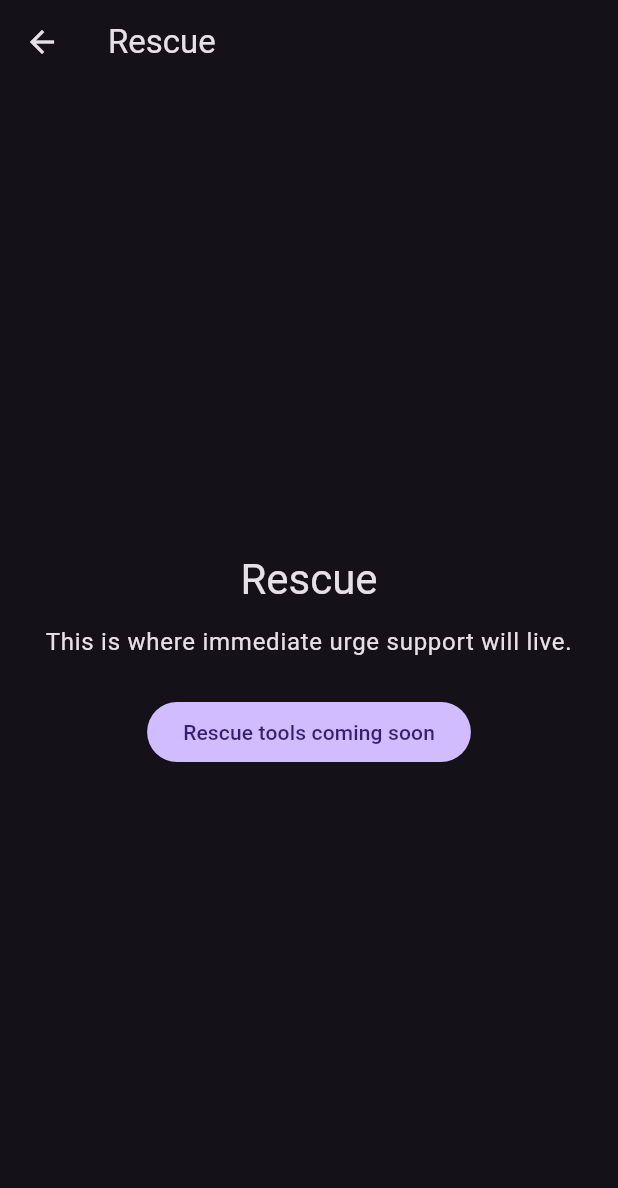
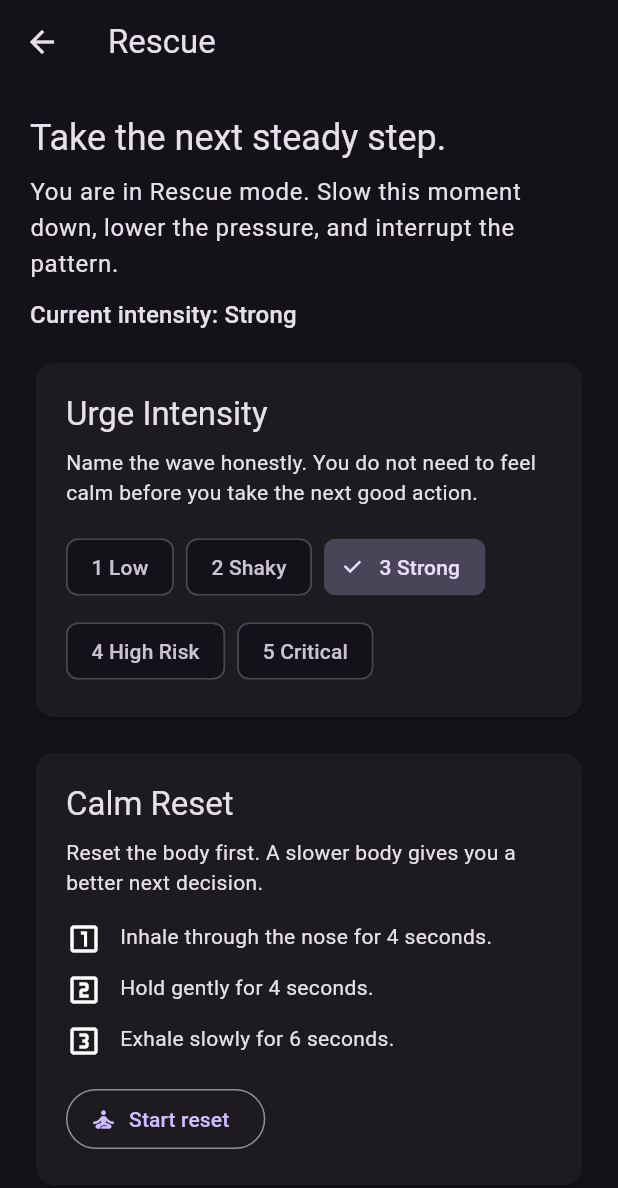
Before and after one commit to lindsey-wells/breakwave, a Flutter app: the RescueScreen screen opened directly, on a phone screen of 412 x 824 dp. Shown: the top 1188 px of the screen. Run offline on Flutter 3.47's test engine with Material 3 defaults, Android fonts, the light colour scheme and no system bars.

Commit message:
BW-03 build rescue foundation with intensity, reset, redirects, completion, and escalation

```diff
--- a/lib/features/rescue/presentation/rescue_screen.dart
+++ b/lib/features/rescue/presentation/rescue_screen.dart
@@ -2,14 +2,50 @@
 // Cube23 Collaboration Header
 // Project: BreakWave
 // File: rescue_screen.dart
-// Purpose: First-pass rescue screen placeholder for BreakWave.
-// Notes: Shell-first deterministic scaffold for BW-02.
+// Purpose: BW-03 rescue foundation screen for BreakWave.
+// Notes: Neutral rescue flow scaffold for BW-03.
 // ------------------------------------------------------------
 
 import 'package:flutter/material.dart';
 
-class RescueScreen extends StatelessWidget {
+import 'widgets/calm_reset_card.dart';
+import 'widgets/redirect_actions_card.dart';
+import 'widgets/support_escalation_card.dart';
+import 'widgets/urge_intensity_section.dart';
+import 'widgets/wave_completion_card.dart';
+
+class RescueScreen extends StatefulWidget {
   const RescueScreen({super.key});
+
+  @override
+  State<RescueScreen> createState() => _RescueScreenState();
+}
+
+class _RescueScreenState extends State<RescueScreen> {
+  int _selectedIntensity = 3;
+
+  void _setIntensity(int value) {
+    setState(() {
+      _selectedIntensity = value;
+    });
+  }
+
+  String get _intensityLabel {
+    switch (_selectedIntensity) {
+      case 1:
+        return 'Low';
+      case 2:
+        return 'Shaky';
+      case 3:
+        return 'Strong';
+      case 4:
+        return 'High Risk';
+      case 5:
+        return 'Critical';
+      default:
+        return 'Strong';
+    }
+  }
 
   @override
   Widget build(BuildContext context) {
@@ -17,31 +53,44 @@ class RescueScreen extends StatelessWidget {
       appBar: AppBar(
         title: const Text('Rescue'),
       ),
-      body: Center(
-        child: Padding(
-          padding: const EdgeInsets.all(24),
+      body: SafeArea(
+        child: SingleChildScrollView(
+          padding: const EdgeInsets.all(20),
+          child: Center(
             child: ConstrainedBox(
-            constraints: const BoxConstraints(maxWidth: 520),
+              constraints: const BoxConstraints(maxWidth: 720),
               child: Column(
-              mainAxisAlignment: MainAxisAlignment.center,
+                crossAxisAlignment: CrossAxisAlignment.stretch,
                 children: <Widget>[
                   Text(
-                  'Rescue',
-                  style: Theme.of(context).textTheme.headlineMedium,
-                  textAlign: TextAlign.center,
+                    'Take the next steady step.',
+                    style: Theme.of(context).textTheme.headlineSmall,
                   ),
-                const SizedBox(height: 12),
+                  const SizedBox(height: 8),
                   Text(
-                  'This is where immediate urge support will live.',
+                    'You are in Rescue mode. Slow this moment down, lower the pressure, and interrupt the pattern.',
                     style: Theme.of(context).textTheme.bodyLarge,
-                  textAlign: TextAlign.center,
                   ),
-                const SizedBox(height: 24),
-                FilledButton(
-                  onPressed: () {},
-                  child: const Text('Rescue tools coming soon'),
+                  const SizedBox(height: 10),
+                  Text(
+                    'Current intensity: $_intensityLabel',
+                    style: Theme.of(context).textTheme.titleMedium,
                   ),
+                  const SizedBox(height: 16),
+                  UrgeIntensitySection(
+                    selectedIntensity: _selectedIntensity,
+                    onSelected: _setIntensity,
+                  ),
+                  const SizedBox(height: 16),
+                  const CalmResetCard(),
+                  const SizedBox(height: 16),
+                  const RedirectActionsCard(),
+                  const SizedBox(height: 16),
+                  const WaveCompletionCard(),
+                  const SizedBox(height: 16),
+                  const SupportEscalationCard(),
                 ],
+              ),
             ),
           ),
         ),
--- /dev/null
+++ b/lib/features/rescue/presentation/widgets/calm_reset_card.dart
@@ -0,0 +1,81 @@
+// ------------------------------------------------------------
+// Cube23 Collaboration Header
+// Project: BreakWave
+// File: calm_reset_card.dart
+// Purpose: Calm reset guidance card for the BW-03 rescue flow.
+// Notes: Neutral rescue flow scaffold for BW-03.
+// ------------------------------------------------------------
+
+import 'package:flutter/material.dart';
+
+class CalmResetCard extends StatelessWidget {
+  const CalmResetCard({super.key});
+
+  @override
+  Widget build(BuildContext context) {
+    return Card(
+      child: Padding(
+        padding: const EdgeInsets.all(20),
+        child: Column(
+          crossAxisAlignment: CrossAxisAlignment.start,
+          children: <Widget>[
+            Text(
+              'Calm Reset',
+              style: Theme.of(context).textTheme.titleLarge,
+            ),
+            const SizedBox(height: 8),
+            Text(
+              'Reset the body first. A slower body gives you a better next decision.',
+              style: Theme.of(context).textTheme.bodyMedium,
+            ),
+            const SizedBox(height: 16),
+            const _StepRow(
+              icon: Icons.looks_one_outlined,
+              text: 'Inhale through the nose for 4 seconds.',
+            ),
+            const SizedBox(height: 10),
+            const _StepRow(
+              icon: Icons.looks_two_outlined,
+              text: 'Hold gently for 4 seconds.',
+            ),
+            const SizedBox(height: 10),
+            const _StepRow(
+              icon: Icons.looks_3_outlined,
+              text: 'Exhale slowly for 6 seconds.',
+            ),
+            const SizedBox(height: 16),
+            OutlinedButton.icon(
+              onPressed: () {},
+              icon: const Icon(Icons.self_improvement_outlined),
+              label: const Text('Start reset'),
+            ),
+          ],
+        ),
+      ),
+    );
+  }
+}
+
+class _StepRow extends StatelessWidget {
+  final IconData icon;
+  final String text;
+
+  const _StepRow({
+    required this.icon,
+    required this.text,
+  });
+
+  @override
+  Widget build(BuildContext context) {
+    return Row(
+      crossAxisAlignment: CrossAxisAlignment.start,
+      children: <Widget>[
+        Icon(icon),
+        const SizedBox(width: 12),
+        Expanded(
+          child: Text(text),
+        ),
+      ],
+    );
+  }
+}
--- /dev/null
+++ b/lib/features/rescue/presentation/widgets/redirect_actions_card.dart
@@ -0,0 +1,68 @@
+// ------------------------------------------------------------
+// Cube23 Collaboration Header
+// Project: BreakWave
+// File: redirect_actions_card.dart
+// Purpose: Fast redirect actions card for the BW-03 rescue flow.
+// Notes: Neutral rescue flow scaffold for BW-03.
+// ------------------------------------------------------------
+
+import 'package:flutter/material.dart';
+
+class RedirectActionsCard extends StatelessWidget {
+  const RedirectActionsCard({super.key});
+
+  @override
+  Widget build(BuildContext context) {
+    return Card(
+      child: Padding(
+        padding: const EdgeInsets.all(20),
+        child: Column(
+          crossAxisAlignment: CrossAxisAlignment.start,
+          children: <Widget>[
+            Text(
+              'Fast Redirect Actions',
+              style: Theme.of(context).textTheme.titleLarge,
+            ),
+            const SizedBox(height: 8),
+            Text(
+              'Pick one immediate action that changes your body, your device access, or your location.',
+              style: Theme.of(context).textTheme.bodyMedium,
+            ),
+            const SizedBox(height: 16),
+            Wrap(
+              spacing: 10,
+              runSpacing: 10,
+              children: <Widget>[
+                ActionChip(
+                  avatar: const Icon(Icons.phone_android_outlined),
+                  label: const Text('Put the phone down'),
+                  onPressed: () {},
+                ),
+                ActionChip(
+                  avatar: const Icon(Icons.door_front_door_outlined),
+                  label: const Text('Leave the room'),
+                  onPressed: () {},
+                ),
+                ActionChip(
+                  avatar: const Icon(Icons.directions_walk_outlined),
+                  label: const Text('Take a short walk'),
+                  onPressed: () {},
+                ),
+                ActionChip(
+                  avatar: const Icon(Icons.water_drop_outlined),
+                  label: const Text('Cold water reset'),
+                  onPressed: () {},
+                ),
+                ActionChip(
+                  avatar: const Icon(Icons.message_outlined),
+                  label: const Text('Text someone safe'),
+                  onPressed: () {},
+                ),
+              ],
+            ),
+          ],
+        ),
+      ),
+    );
+  }
+}
--- /dev/null
+++ b/lib/features/rescue/presentation/widgets/urge_intensity_section.dart
@@ -0,0 +1,96 @@
+// ------------------------------------------------------------
+// Cube23 Collaboration Header
+// Project: BreakWave
+// File: urge_intensity_section.dart
+// Purpose: Urge intensity selector for the BW-03 rescue flow.
+// Notes: Neutral rescue flow scaffold for BW-03.
+// ------------------------------------------------------------
+
+import 'package:flutter/material.dart';
+
+class UrgeIntensitySection extends StatelessWidget {
+  final int selectedIntensity;
+  final ValueChanged<int> onSelected;
+
+  const UrgeIntensitySection({
+    super.key,
+    required this.selectedIntensity,
+    required this.onSelected,
+  });
+
+  @override
+  Widget build(BuildContext context) {
+    return Card(
+      child: Padding(
+        padding: const EdgeInsets.all(20),
+        child: Column(
+          crossAxisAlignment: CrossAxisAlignment.start,
+          children: <Widget>[
+            Text(
+              'Urge Intensity',
+              style: Theme.of(context).textTheme.titleLarge,
+            ),
+            const SizedBox(height: 8),
+            Text(
+              'Name the wave honestly. You do not need to feel calm before you take the next good action.',
+              style: Theme.of(context).textTheme.bodyMedium,
+            ),
+            const SizedBox(height: 16),
+            Wrap(
+              spacing: 8,
+              runSpacing: 8,
+              children: <Widget>[
+                _IntensityChip(
+                  label: '1 Low',
+                  isSelected: selectedIntensity == 1,
+                  onTap: () => onSelected(1),
+                ),
+                _IntensityChip(
+                  label: '2 Shaky',
+                  isSelected: selectedIntensity == 2,
+                  onTap: () => onSelected(2),
+                ),
+                _IntensityChip(
+                  label: '3 Strong',
+                  isSelected: selectedIntensity == 3,
+                  onTap: () => onSelected(3),
+                ),
+                _IntensityChip(
+                  label: '4 High Risk',
+                  isSelected: selectedIntensity == 4,
+                  onTap: () => onSelected(4),
+                ),
+                _IntensityChip(
+                  label: '5 Critical',
+                  isSelected: selectedIntensity == 5,
+                  onTap: () => onSelected(5),
+                ),
+              ],
+            ),
+          ],
+        ),
+      ),
+    );
+  }
+}
+
+class _IntensityChip extends StatelessWidget {
+  final String label;
+  final bool isSelected;
+  final VoidCallback onTap;
+
+  const _IntensityChip({
+    required this.label,
+    required this.isSelected,
+    required this.onTap,
+  });
+
+  @override
+  Widget build(BuildContext context) {
+    return ChoiceChip(
+      label: Text(label),
+      selected: isSelected,
+      onSelected: (_) => onTap(),
+    );
+  }
+}
```
Also changed, not shown: lib/features/rescue/presentation/widgets/support_escalation_card.dart (added, +81 -0 lines), lib/features/rescue/presentation/widgets/wave_completion_card.dart (added, +48 -0 lines), 2 other files. Lines whose indentation alone changed are shown as unchanged.
